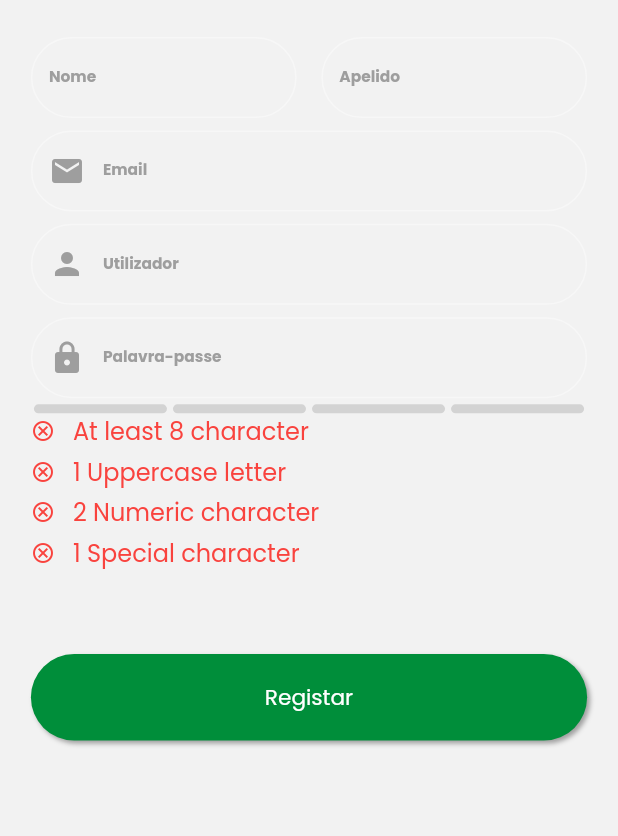
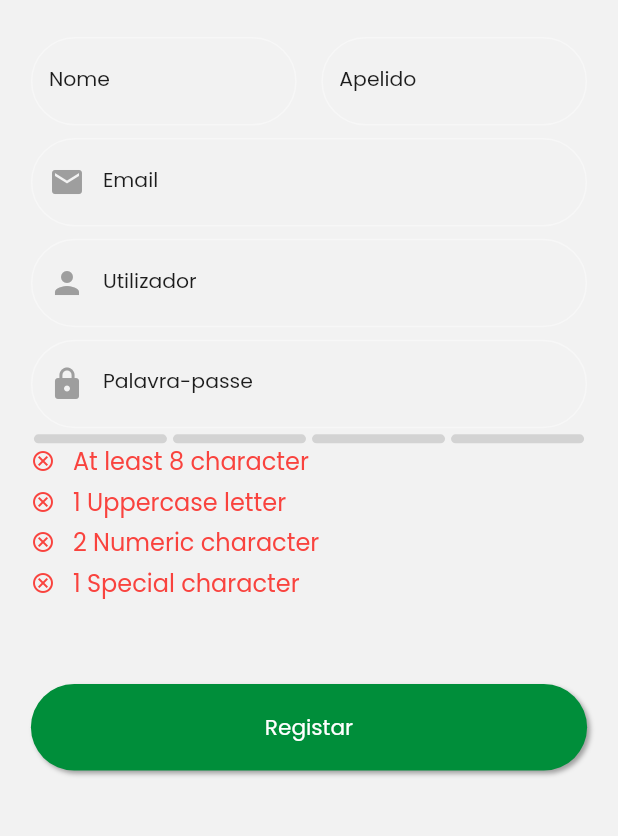
Before and after one commit to JuniorDiasDD/MandaBaiApp, a Flutter app: the RegisterPage screen opened by its route, on a phone screen of 412 x 824 dp, the part 309-1145 px from its top. Run offline on Flutter 3.47's test engine with Material 2 defaults, Android fonts, the phone set to English and light mode, and no system bars; drawn by our look-alikes of flutter_pw_validator; our stand-ins replace carousel_slider, dropdown_search, flex_color_scheme, flutter_rating_bar, flutter_signin_button, get and 4 more; missing offline and left inert: dart:ffi, flutter_onboarding_screen, flutter_session; accounts and stored records are empty; network calls fail.

Commit message:
updates3

```diff
--- a/lib/UI/account/pages/profile_page.dart
+++ b/lib/UI/account/pages/profile_page.dart
@@ -6,7 +6,7 @@ import 'package:manda_bai/Controller/static_config.dart';
 import 'package:manda_bai/Core/app_images.dart';
 import 'package:manda_bai/UI/about/pages/info_page.dart';
 import 'package:manda_bai/UI/account/pages/edit_profile.dart';
-import 'package:manda_bai/UI/home/components/carrega_saldo.dart';
+import 'package:manda_bai/UI/home/pop_up/carrega_saldo.dart';
 import 'package:manda_bai/UI/home/pop_up/popup_island.dart';
 import 'package:manda_bai/UI/home/pop_up/popup_moeda.dart';
 
--- a/lib/UI/authention/pages/register_page.dart
+++ b/lib/UI/authention/pages/register_page.dart
@@ -113,17 +113,16 @@ class _RegisterPageState extends State<RegisterPage> {
                           child: TextFormField(
                             controller: input_nome,
                             obscureText: false,
+                            style: Theme.of(context).textTheme.headline4,
                             decoration: InputDecoration(
                               filled: false,
-                              fillColor: Colors.white,
+                              fillColor: Theme.of(context).backgroundColor,
                               border: OutlineInputBorder(
                                 borderRadius: new BorderRadius.circular(35.0),
                                 borderSide: new BorderSide(),
                               ),
                               labelText: 'Nome',
-                              labelStyle: TextStyle(
-                                color: Colors.grey,
-                              ),
+                              labelStyle: Theme.of(context).textTheme.headline4,
                             ),
                             validator: (value) =>
                                 value!.isEmpty ? 'Insira o Nome' : null,
@@ -135,17 +134,16 @@ class _RegisterPageState extends State<RegisterPage> {
                             controller: input_nickname,
                             autocorrect: false,
                             obscureText: false,
+                            style: Theme.of(context).textTheme.headline4,
                             decoration: InputDecoration(
                               filled: false,
-                              fillColor: Colors.white,
+                              fillColor: Theme.of(context).backgroundColor,
                               border: OutlineInputBorder(
                                 borderRadius: new BorderRadius.circular(35.0),
                                 borderSide: new BorderSide(),
                               ),
                               labelText: 'Apelido',
-                              labelStyle: TextStyle(
-                                color: Colors.grey,
-                              ),
+                              labelStyle: Theme.of(context).textTheme.headline4,
                             ),
                             validator: (value) =>
                                 value!.isEmpty ? 'Insira o Apelido' : null,
@@ -157,9 +155,10 @@ class _RegisterPageState extends State<RegisterPage> {
                     TextFormField(
                       controller: input_email,
                       obscureText: false,
+                      style: Theme.of(context).textTheme.headline4,
                       decoration: InputDecoration(
                         filled: false,
-                        fillColor: Colors.white,
+                        fillColor: Theme.of(context).backgroundColor,
                         border: OutlineInputBorder(
                           borderRadius: new BorderRadius.circular(35.0),
                           borderSide: new BorderSide(),
@@ -172,9 +171,7 @@ class _RegisterPageState extends State<RegisterPage> {
                           ), // icon is 48px widget.
                         ),
                         labelText: 'Email',
-                        labelStyle: TextStyle(
-                          color: Colors.grey,
-                        ),
+                        labelStyle: Theme.of(context).textTheme.headline4,
                       ),
                       validator: (value) =>
                           value!.isEmpty ? 'Insira o email' : null,
@@ -183,9 +180,10 @@ class _RegisterPageState extends State<RegisterPage> {
                     TextFormField(
                       controller: input_username,
                       obscureText: false,
+                      style: Theme.of(context).textTheme.headline4,
                       decoration: InputDecoration(
                         filled: false,
-                        fillColor: Colors.white,
+                        fillColor: Theme.of(context).backgroundColor,
                         border: OutlineInputBorder(
                           borderRadius: new BorderRadius.circular(35.0),
                           borderSide: new BorderSide(),
@@ -198,9 +196,7 @@ class _RegisterPageState extends State<RegisterPage> {
                           ), // icon is 48px widget.
                         ),
                         labelText: 'Utilizador',
-                        labelStyle: TextStyle(
-                          color: Colors.grey,
-                        ),
+                        labelStyle: Theme.of(context).textTheme.headline4,
                       ),
                       validator: (value) =>
                           value!.isEmpty ? 'Insira o Utilizador' : null,
@@ -209,9 +205,10 @@ class _RegisterPageState extends State<RegisterPage> {
                     TextFormField(
                       controller: input_senha,
                       obscureText: true,
+                      style: Theme.of(context).textTheme.headline4,
                       decoration: InputDecoration(
                         filled: false,
-                        fillColor: Colors.white,
+                        fillColor: Theme.of(context).backgroundColor,
                         border: OutlineInputBorder(
                           borderRadius: new BorderRadius.circular(35.0),
                           borderSide: new BorderSide(),
@@ -224,9 +221,7 @@ class _RegisterPageState extends State<RegisterPage> {
                           ), // icon is 48px widget.
                         ),
                         labelText: 'Palavra-passe',
-                        labelStyle: TextStyle(
-                          color: Colors.grey,
-                        ),
+                        labelStyle:Theme.of(context).textTheme.headline4,
                       ),
                       validator: (value) =>
                           value!.isEmpty ? 'Insira a senha' : null,
--- a/lib/UI/cart/pages/checkout_page_step_2.dart
+++ b/lib/UI/cart/pages/checkout_page_step_2.dart
@@ -394,7 +394,9 @@ class _CheckoutPageStep2State extends State<CheckoutPageStep2> {
                     maxLines: 10,
                     controller: input_info,
                     keyboardType: TextInputType.text,
+                    style: Theme.of(context).textTheme.headline4,
                     decoration: InputDecoration(
+
                       contentPadding:
                           EdgeInsets.symmetric(horizontal: 10, vertical: 10),
                       border: OutlineInputBorder(
--- a/lib/UI/home/components/item_new.dart
+++ b/lib/UI/home/components/item_new.dart
@@ -1,6 +1,6 @@
 import 'package:flutter/material.dart';
 import 'package:get/get.dart';
-import 'package:manda_bai/UI/home/components/carrega_saldo.dart';
+import 'package:manda_bai/UI/home/pop_up/carrega_saldo.dart';
 
 class ItemNew extends StatefulWidget {
   String image, title;
--- a/lib/UI/home/pages/start_page.dart
+++ b/lib/UI/home/pages/start_page.dart
@@ -221,6 +221,7 @@ class _StartPageState extends State<StartPage> {
                         );
                       } else {
                         return Container(
+                         margin: EdgeInsets.only(top:Get.height * 0.012),
                           height: Get.height * 0.5,
                           child: ListView.builder(
                             padding: EdgeInsets.only(
--- a/lib/UI/home/components/carrega_saldo.dart
+++ b/lib/UI/home/pop_up/carrega_saldo.dart
@@ -94,9 +94,10 @@ class _Carrega_SaldoState extends State<Carrega_Saldo> {
                             controller: input_number,
                             keyboardType: TextInputType.number,
                             obscureText: false,
+                            style: Theme.of(context).textTheme.headline4,
                             decoration: InputDecoration(
                               filled: false,
-                              fillColor: Colors.white,
+                              fillColor: Theme.of(context).backgroundColor,
                               border: OutlineInputBorder(
                                 borderRadius: new BorderRadius.circular(35.0),
                                 borderSide: new BorderSide(),
@@ -129,9 +130,10 @@ class _Carrega_SaldoState extends State<Carrega_Saldo> {
                             controller: input_montante,
                             keyboardType: TextInputType.number,
                             obscureText: false,
+                            style: Theme.of(context).textTheme.headline4,
                             decoration: InputDecoration(
                               filled: false,
-                              fillColor: Colors.white,
+                              fillColor: Theme.of(context).backgroundColor,
                               border: OutlineInputBorder(
                                 borderRadius: new BorderRadius.circular(35.0),
                                 borderSide: new BorderSide(),
--- a/lib/UI/home/pop_up/popup_moeda.dart
+++ b/lib/UI/home/pop_up/popup_moeda.dart
@@ -28,7 +28,7 @@ class _Popup_MoedaState extends State<Popup_Moeda> {
       body: Center(
         child: Container(
           width: Get.width,
-          height: Get.height * 0.35,
+          height: Get.height * 0.38,
           margin:
               EdgeInsets.only(left: Get.width * 0.12, right: Get.width * 0.12),
           decoration: BoxDecoration(
```
Also changed, not shown: lib/UI/about/components/item_bio.dart (+3 -12 lines), lib/UI/about/pages/info_page.dart (+48 -106 lines), lib/UI/account/pages/edit_profile.dart (+15 -20 lines), lib/UI/authention/pages/login_page.dart (+10 -14 lines).
